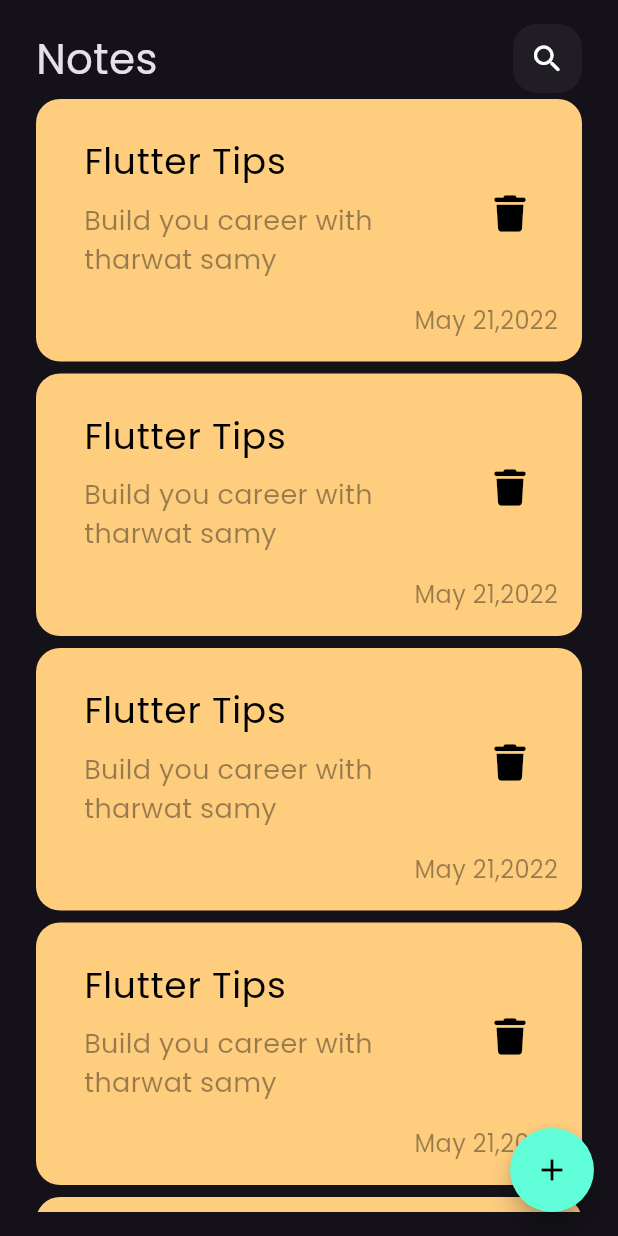
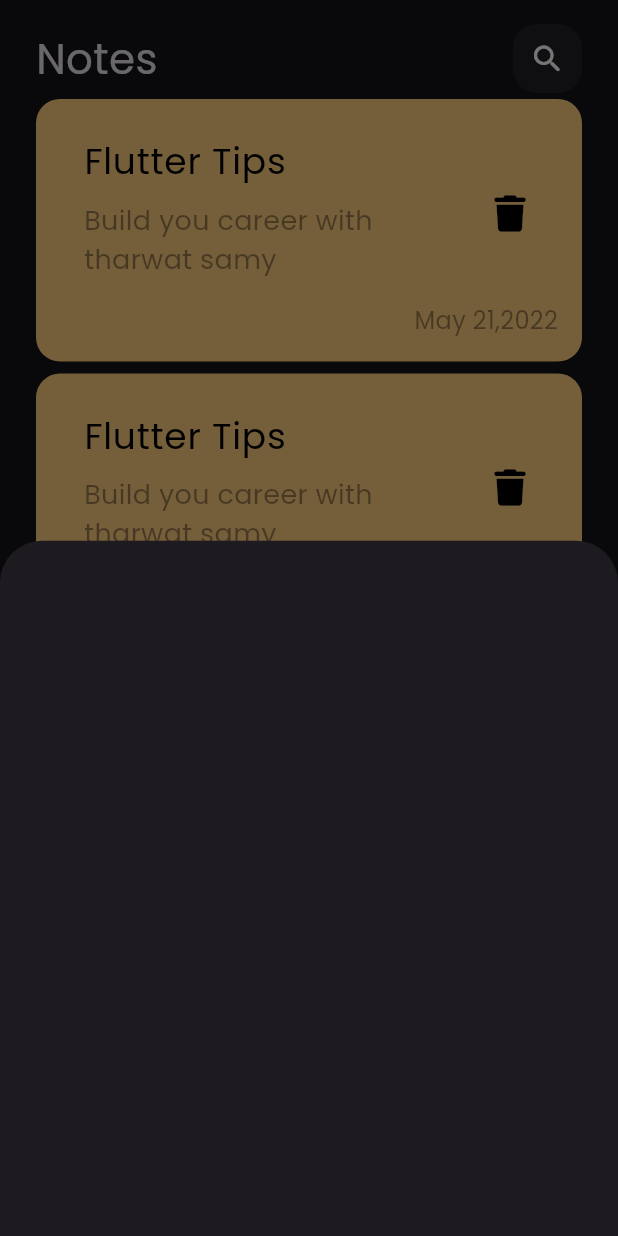
Before and after one commit to EnassKadree/notes_app, a Flutter app: the screen it shows after launch, after a tap on the "add" icon, on a phone screen of 412 x 824 dp. Run offline on Flutter 3.47's test engine with Material 3 defaults, Android fonts, the phone set to English and light mode, and no system bars; our stand-ins replace font_awesome_flutter.

Commit message:
add modal bottom sheet

```diff
--- a/lib/views/notes_view.dart
+++ b/lib/views/notes_view.dart
@@ -1,4 +1,5 @@
 import 'package:flutter/material.dart';
+import 'package:ntoes_app/views/widgets/add_note_modal.dart';
 import 'package:ntoes_app/views/widgets/ntoes_view_body.dart';
 
 class NotesView extends StatelessWidget
@@ -13,7 +14,10 @@ class NotesView extends StatelessWidget
       floatingActionButton:
       FloatingActionButton
       (
-        onPressed: (){},
+        onPressed: ()
+        {
+          showModalBottomSheet(context: context, builder: (context) {return const AddNoteModalBottomSheet();});
+        },
         child: const Icon(Icons.add, color: Colors.black,),
       ),
       body: const NotesViewBody(),
--- /dev/null
+++ b/lib/views/widgets/add_note_modal.dart
@@ -0,0 +1,14 @@
+
+
+import 'package:flutter/material.dart';
+
+class AddNoteModalBottomSheet extends StatelessWidget
+{
+  const AddNoteModalBottomSheet({super.key});
+
+  @override
+  Widget build(BuildContext context)
+  {
+    return Container();
+  }
+}
```
